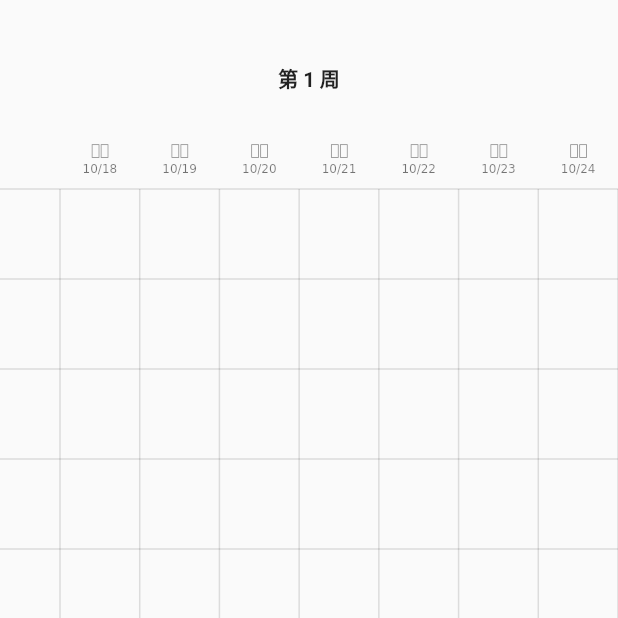
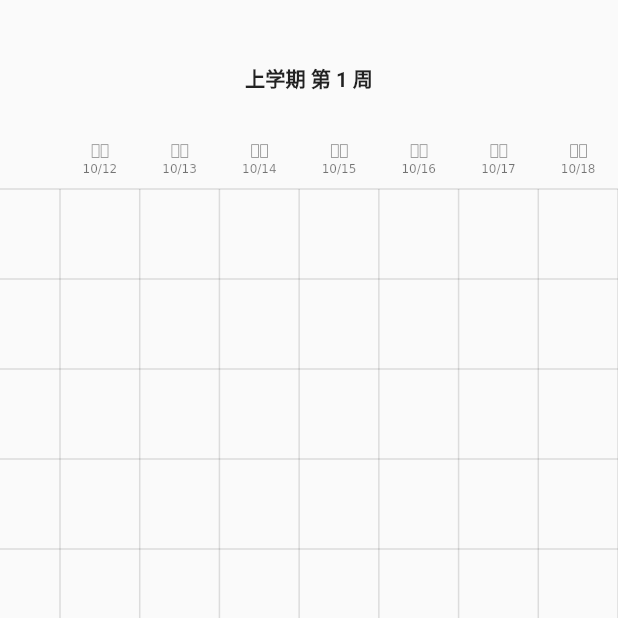
Before and after one commit to h1542462994/flutter-class, a Flutter app: the screen it shows after launch, on a phone screen of 412 x 824 dp, the top half of it. Run offline on Flutter 3.47's test engine with Material 2 defaults, Android fonts, the phone set to English and light mode, and no system bars.

```diff
--- a/schedule/lib/notifier/timeTableModel.dart
+++ b/schedule/lib/notifier/timeTableModel.dart
@@ -4,9 +4,16 @@ import 'package:schedule/common/global.dart';
 import 'package:schedule/data/index.dart';
 
 class TimeTableModel extends BaseChangeNotifier {
+  /// current timeTable, it is just a test instance.
   TimeTable get timeTable => Global.timeTable;
   /// the days shown in a week, it should be 5 or 7.
   int daysCount = 7;
   int dayOfWeek = 1;
+  int _index = 0;
+  int get index => _index;
+  set index (int value) {
+    _index = value;
+    notifyListeners();
+  }
 
 }
--- a/schedule/lib/routes/classTablePage.dart
+++ b/schedule/lib/routes/classTablePage.dart
@@ -1,5 +1,7 @@
 import 'package:flutter/material.dart';
+import 'package:provider/provider.dart';
 import 'package:schedule/l18n/gmLocalizations.dart';
+import 'package:schedule/notifier/index.dart';
 import 'package:schedule/widgets/index.dart';
 
 // 课表页（对应于主页第2个菜单）
@@ -11,10 +13,11 @@ class ClassTablePage extends StatefulWidget {
 class _ClassTablePageState extends State<ClassTablePage> {
   @override
   Widget build(BuildContext context) {
+    TimeTableModel timeTableModel = Provider.of<TimeTableModel>(context);
     return Container(
       child: Column(
         children: [
-          TitleBar("第 1 周"), // 标题栏
+          TitleBar("${timeTableModel.timeTable.title} 第 ${timeTableModel.index + 1} 周"), // 标题栏
           ClassTableElement() // 主体
         ],
       )
--- a/schedule/lib/widgets/classTableElement.dart
+++ b/schedule/lib/widgets/classTableElement.dart
@@ -25,35 +25,45 @@ class _ClassTableElementState extends State<ClassTableElement> {
     timeTableModel = Provider.of<TimeTableModel>(context);
     size = MediaQuery.of(context).size;
     return Expanded(
-      child: Column(
-        children: [
-          _buildHeader(),
-          _buildBody()
-        ],
+      child: PageView.custom( // PageView to show the all week of classTable
+          childrenDelegate: SliverChildBuilderDelegate( // child builder delegate
+            (context, index) {
+              return Column(
+                children: [
+                  _buildHeader(index),
+                  _buildBody(index)
+                ],
+              );
+            },
+            childCount: timeTable.lasting
+          ),
+        onPageChanged: _onPageViewPageChanged,
       )
     );
   }
 
-  Widget _buildHeader(){
+  // 构建标题栏
+  Widget _buildHeader(int index){
     return CustomPaint(
-      painter: ClassTableHeaderPainter(dayCount: timeTableModel.daysCount, dateStart: DateTime.now()),
+      painter: ClassTableHeaderPainter(index, timeTableModel), // header painter
       size: Size(size.width, Const.cornerHeight)
     );
   }
 
-  Widget _buildBody() {
+  // 构建表格栏
+  Widget _buildBody(int index){
     return Expanded(
       child: SingleChildScrollView( // 可以滚动，以适应列表过长的情况
         scrollDirection: Axis.vertical,
         child: Stack(
           children: [
             CustomPaint(
-              painter: ClassTableBodyBackgroundPainter(timeTableModel),
-              size: Size(size.width, _measureHeight())
+                painter: ClassTableBodyBackgroundPainter(timeTableModel), // table painter
+                size: Size(size.width, _measureHeight())
             )
           ],
         ),
-      ),
+      )
     );
   }
 
@@ -61,4 +71,7 @@ class _ClassTableElementState extends State<ClassTableElement> {
     return Const.cellHeight * timeTable.CountMax + 2 * Const.splitHeight;
   }
 
+  void _onPageViewPageChanged(int value) {
+    timeTableModel.index = value;
+  }
 }
--- a/schedule/lib/widgets/classTableHeaderPainter.dart
+++ b/schedule/lib/widgets/classTableHeaderPainter.dart
@@ -2,20 +2,31 @@ import 'dart:ui' as ui;
 
 import 'package:flutter/material.dart';
 import 'package:schedule/common/index.dart';
+import 'package:schedule/data/index.dart';
+import 'package:schedule/notifier/index.dart';
 import 'package:schedule/widgets/index.dart';
 
 // 绘制课表的标题
 class ClassTableHeaderPainter extends CustomPainter {
-  ClassTableHeaderPainter({this.dayCount = 7, this.dateStart});
+  ClassTableHeaderPainter(this.index, this.timeTableModel);
 
-  final int dayCount;
-  final DateTime dateStart;
+  final int index;
+  final TimeTableModel timeTableModel;
+  /// property. the timeTable instance in model.
+  TimeTable get timeTable => timeTableModel.timeTable;
+  /// property. the days in a week.
+  int get daysCount => timeTableModel.daysCount;
+  /// calculating property. the start date of the week at this index.
+  DateTime get dateStart {
+    return timeTable.startDate.toStartWeekOfDay(DateTime.monday)
+      .add(Duration(days: 7 * index));
+  }
 
   @override
   void paint(Canvas canvas, Size size) {
     canvas.drawLine(Offset(0, size.height), Offset(size.width, size.height), MyPaints.grayLinePaint);
-    double cellWidth = (size.width - Const.cornerWidth) / dayCount;
-    for(int i = 0; i < dayCount; ++i){
+    double cellWidth = (size.width - Const.cornerWidth) / daysCount;
+    for(int i = 0; i < daysCount; ++i){
       ui.Paragraph paragraph = MyPaints.buildParagraph("周${getWeekOfDayText(i)}", cellWidth); // 构造一个Paragraph
       double offsetHeight = 8;
       double space = 2;
```
Also changed, not shown: schedule/lib/common/dateTimeExtension.dart (+10 -0 lines).
